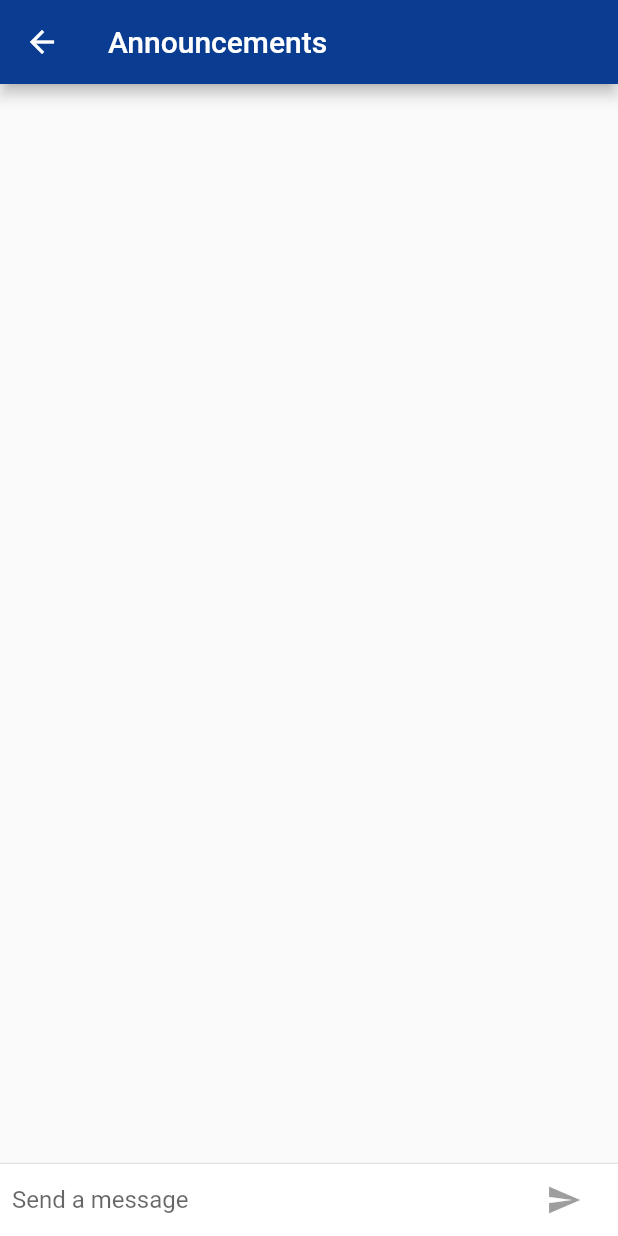
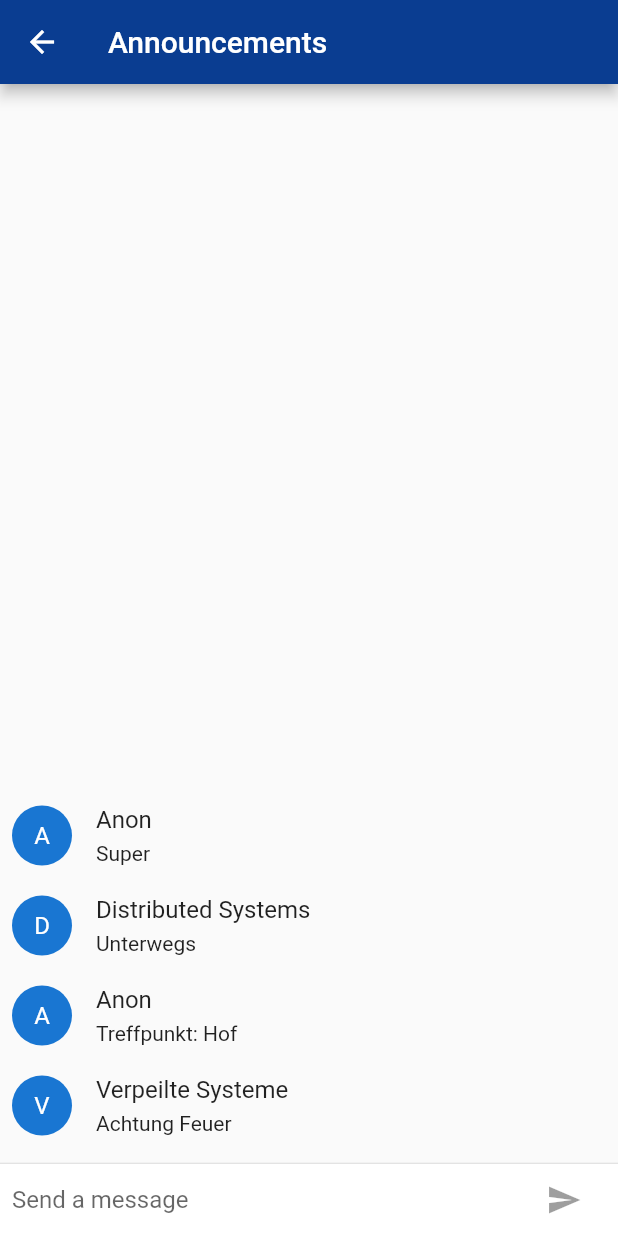
Before and after one commit to umr-ds/bluera, a Flutter app: the screen it shows after launch, after a tap on "Announcements", on a phone screen of 412 x 824 dp. Run offline on Flutter 3.47's test engine with Material 2 defaults, Android fonts, the phone set to English and light mode, and no system bars.

Commit message:
Add the ability to open a chat screen when tapped on a channel
This requires a lot of refactoring, including introducing (yet simple)
data models for channels, users and messages.

```diff
--- /dev/null
+++ b/lib/data/Channel.dart
@@ -0,0 +1,44 @@
+import 'package:flutter/material.dart';
+import 'package:Bluera/screens/Chat.dart';
+import 'package:Bluera/data/Message.dart';
+import 'package:Bluera/data/MockData.dart';
+
+class Channel {
+  Channel(this.name, this.messages);
+
+  final String name;
+  final List<Message> messages;
+}
+
+class ChannelOverview {
+  ChannelOverview(this.name, this.lastMessage);
+
+  final String name;
+  final String lastMessage;
+}
+
+class ChannelOverviewItem extends StatelessWidget {
+  const ChannelOverviewItem(this.chan, this.context);
+
+  final ChannelOverview chan;
+  final BuildContext context;
+
+  @override
+  Widget build(BuildContext context) {
+    return ListTile(
+      key: PageStorageKey<ChannelOverview>(chan),
+      title: Text(chan.name),
+      subtitle: Text(chan.lastMessage),
+      trailing: Icon(Icons.arrow_forward_ios),
+      onTap: () {
+        Channel channel = getChannel(chan.name);
+        Navigator.push(
+          context,
+          MaterialPageRoute(
+            builder: (context) => ChatScreen(channel),
+          ),
+        );
+      },
+    );
+  }
+}
--- /dev/null
+++ b/lib/data/Message.dart
@@ -0,0 +1,50 @@
+import 'package:flutter/material.dart';
+import 'package:Bluera/data/User.dart';
+
+class Message {
+  Message(this.user, this.text);
+
+  final User user;
+  final String text;
+}
+
+class MessageItem extends StatelessWidget {
+  MessageItem({this.message, this.animationController});
+
+  final Message message;
+  final AnimationController animationController;
+
+  @override
+  Widget build(BuildContext context) {
+    return new SizeTransition(
+        sizeFactor: new CurvedAnimation(
+          parent: animationController,
+          curve: Curves.easeOut
+        ),
+        axisAlignment: 0.0,
+        child: new Container(
+          margin: const EdgeInsets.symmetric(vertical: 10.0),
+          child: new Row(
+            crossAxisAlignment: CrossAxisAlignment.start,
+            children: <Widget>[
+              new Container(
+                margin: const EdgeInsets.only(right: 16.0),
+                child: new CircleAvatar(child: new Text(message.user.name[0])),
+              ),
+              new Expanded(
+                child: new Column(
+                  crossAxisAlignment: CrossAxisAlignment.start,
+                  children: <Widget>[
+                    new Text(message.user.name, style: Theme.of(context).textTheme.subhead),
+                    new Container(
+                      margin: const EdgeInsets.only(top: 5.0),
+                      child: new Text(message.text),
+                    ),
+                  ],
+                ),
+              ),
+            ],
+          ),
+        ));
+  }
+}
--- /dev/null
+++ b/lib/data/MockData.dart
@@ -0,0 +1,44 @@
+import 'package:Bluera/data/Channel.dart';
+import 'package:Bluera/data/Message.dart';
+import 'package:Bluera/data/User.dart';
+
+final List<ChannelOverview> channelOverviews = <ChannelOverview>[
+  ChannelOverview("Announcements", "Keep Calm"),
+  ChannelOverview("Public Chat", "and use Bluera")
+];
+
+User me = new User("Distributed Systems", true);
+User other = new User("Verpeilte Systeme", false);
+User third = new User("Anon", false);
+
+List<Message> announceMessages = <Message>[
+  Message(other, "Achtung Feuer"),
+  Message(third, "Treffpunkt: Hof"),
+  Message(me, "Unterwegs"),
+  Message(third, "Super")
+];
+
+List<Message> publicMessages = <Message>[
+  Message(other, "Ganz tolle Nachricht."),
+  Message(third, "Finde ich auch."),
+  Message(me, "Und ich erst."),
+  Message(third, "toll")
+];
+
+Channel announcements = Channel("Announcements", announceMessages);
+Channel publics = Channel("Public Chat", publicMessages);
+
+List<Channel> channels = <Channel>[
+  announcements,
+  publics
+];
+
+Channel getChannel(String name) {
+  for (final chan in channels) {
+    if (chan.name == name) {
+      return chan;
+    }
+  }
+
+  return null;
+}
--- /dev/null
+++ b/lib/data/User.dart
@@ -0,0 +1,6 @@
+class User {
+  User(this.name, this.isLocalUser);
+
+  final String name;
+  final bool isLocalUser;
+}
--- a/lib/main.dart
+++ b/lib/main.dart
@@ -3,10 +3,10 @@ import 'package:flutter/cupertino.dart';
 import 'package:Bluera/screens/Home.dart';
 
 void main() {
-  runApp(new FriendlychatApp());
+  runApp(new Bluera());
 }
 
-class FriendlychatApp extends StatelessWidget {
+class Bluera extends StatelessWidget {
   @override
   Widget build(BuildContext context) {
     return new MaterialApp(
--- a/lib/screens/Chat.dart
+++ b/lib/screens/Chat.dart
@@ -1,23 +1,23 @@
+import 'package:Bluera/data/User.dart';
 import 'package:flutter/material.dart';
 import 'package:flutter/cupertino.dart';
-
-const String _name = "Distributed Systems";
+import 'package:Bluera/data/Message.dart';
+import 'package:Bluera/data/Channel.dart';
 
 class ChatScreen extends StatefulWidget {
-  ChatScreen(this.channelName);
+  ChatScreen(this.channel);
 
-  final String channelName;
+  final Channel channel;
 
   @override
-  State createState() => new ChatScreenState(channelName);
+  State createState() => new ChatScreenState(channel);
 }
 
-class ChatScreenState extends State<ChatScreen> with TickerProviderStateMixin {
-  ChatScreenState(this.channelName);
+class ChatScreenState extends State<ChatScreen>  with TickerProviderStateMixin{
 
-  final String channelName;
+  ChatScreenState(this.channel);
 
-  final List<ChatMessage> _messages = <ChatMessage>[];
+  final Channel channel;
 
   final TextEditingController _textController = new TextEditingController();
 
@@ -25,8 +25,6 @@ class ChatScreenState extends State<ChatScreen> with TickerProviderStateMixin {
 
   @override
   void dispose() {
-    for (ChatMessage message in _messages)
-      message.animationController.dispose();
     super.dispose();
   }
 
@@ -35,24 +33,27 @@ class ChatScreenState extends State<ChatScreen> with TickerProviderStateMixin {
     setState(() {
       _isComposing = false;
     });
-    ChatMessage message = new ChatMessage(
-      text: text,
+    // TODO: ADD LOCAL USER SIGELTON
+    User _usr = new User("Distributed Systems", true);
+    Message _msg = new Message(_usr, text);
+    MessageItem messageItem = new MessageItem(
+      message: _msg,
       animationController: new AnimationController(
         duration: new Duration(milliseconds: 100),
         vsync: this,
       ),
     );
     setState(() {
-      _messages.insert(0, message);
+      channel.messages.insert(0, _msg);
     });
-    message.animationController.forward();
+    messageItem.animationController.forward();
   }
 
   @override
   Widget build(BuildContext context) {
     return new Scaffold(
       appBar: new AppBar(
-        title: new Text(channelName),
+        title: new Text(channel.name),
         backgroundColor: Color(0xFF0A3D91),
         elevation: Theme.of(context).platform == TargetPlatform.iOS ? 0.0 : 4.0,
       ),
@@ -62,8 +63,19 @@ class ChatScreenState extends State<ChatScreen> with TickerProviderStateMixin {
             child: new ListView.builder(
               padding: new EdgeInsets.all(8.0),
               reverse: true,
-              itemBuilder: (_, int index) => _messages[index],
-              itemCount: _messages.length,
+              itemBuilder: (_, int index) {
+                Message _msg = channel.messages[index];
+                MessageItem _msgItm = new MessageItem(
+                  message: _msg,
+                  animationController: new AnimationController(
+                    duration: new Duration(milliseconds: 100),
+                    vsync: this,
+                  ),
+                );
+                _msgItm.animationController.forward();
+                return _msgItm;
+              },
+              itemCount: channel.messages.length,
             ),
           ),
           new Divider(height: 1.0),
@@ -87,9 +99,11 @@ class ChatScreenState extends State<ChatScreen> with TickerProviderStateMixin {
               child: new TextField(
                 controller: _textController,
                 onChanged: (String text) {
-                  setState(() {
-                    _isComposing = text.length > 0;
-                  });
+                  if (!_isComposing) {
+                    setState(() {
+                      _isComposing = text.length > 0;
+                    });
+                  }
                 },
                 onSubmitted: _handleSubmitted,
                 decoration:
@@ -119,40 +133,3 @@ class ChatScreenState extends State<ChatScreen> with TickerProviderStateMixin {
     );
   }
 }
-
-class ChatMessage extends StatelessWidget {
-  ChatMessage({this.text, this.animationController});
-  final String text;
-  final AnimationController animationController;
-  @override
-  Widget build(BuildContext context) {
-    return new SizeTransition(
-        sizeFactor: new CurvedAnimation(
-            parent: animationController, curve: Curves.easeOut),
-        axisAlignment: 0.0,
-        child: new Container(
-          margin: const EdgeInsets.symmetric(vertical: 10.0),
-          child: new Row(
-            crossAxisAlignment: CrossAxisAlignment.start,
-            children: <Widget>[
-              new Container(
-                margin: const EdgeInsets.only(right: 16.0),
-                child: new CircleAvatar(child: new Text(_name[0])),
-              ),
-              new Expanded(
-                child: new Column(
-                  crossAxisAlignment: CrossAxisAlignment.start,
-                  children: <Widget>[
-                    new Text(_name, style: Theme.of(context).textTheme.subhead),
-                    new Container(
-                      margin: const EdgeInsets.only(top: 5.0),
-                      child: new Text(text),
-                    ),
-                  ],
-                ),
-              ),
-            ],
-          ),
-        ));
-  }
-}
--- a/lib/screens/Home.dart
+++ b/lib/screens/Home.dart
@@ -1,6 +1,7 @@
 import 'package:flutter/material.dart';
 import 'package:flutter/cupertino.dart';
-import 'package:Bluera/screens/Chat.dart';
+import 'package:Bluera/data/Channel.dart';
+import 'package:Bluera/data/MockData.dart';
 
 class HomeScreen extends StatelessWidget {
   @override
@@ -22,50 +23,9 @@ class HomeScreen extends StatelessWidget {
       body: ListView.separated(
         separatorBuilder: (BuildContext context, int index) => Divider(),
         itemBuilder: (BuildContext context, int index) =>
-            ChannelItem(_channels[index], context),
-        itemCount: _channels.length,
+            ChannelOverviewItem(channelOverviews[index], context),
+        itemCount: channelOverviews.length,
       ),
     );
   }
 }
-
-class Channel {
-  Channel(this.name, this.lastMessage);
-
-  final String name;
-  final String lastMessage;
-}
-
-final List<Channel> _channels = <Channel>[
-  Channel("Announcements", "Keep Calm"),
-  Channel("Public Chat", "and use Bluera")
-];
-
-class ChannelItem extends StatelessWidget {
-  const ChannelItem(this.entry, this.context);
-
-  final Channel entry;
-  final BuildContext context;
-
-  Widget _buildTiles(Channel chan) {
-    return ListTile(
-      key: PageStorageKey<Channel>(chan),
-      title: Text(chan.name),
-      subtitle: Text(chan.lastMessage),
-      trailing: Icon(Icons.arrow_forward_ios),
-      onTap: () {
-        Navigator.push(
-          context,
-          MaterialPageRoute(
-            builder: (context) => ChatScreen(chan.name),
-          ),
-        );
-      },
-    );
-  }
-
-  @override
-  Widget build(BuildContext context) {
-    return _buildTiles(entry);
-  }
-}
```
Also changed, not shown: 1 other file.
